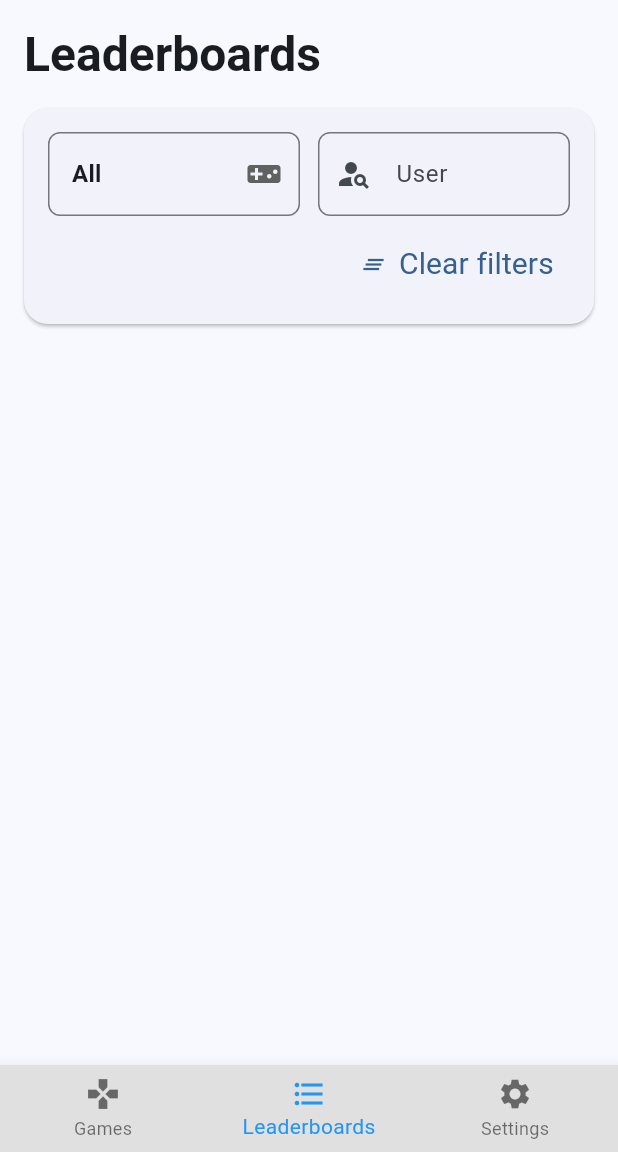
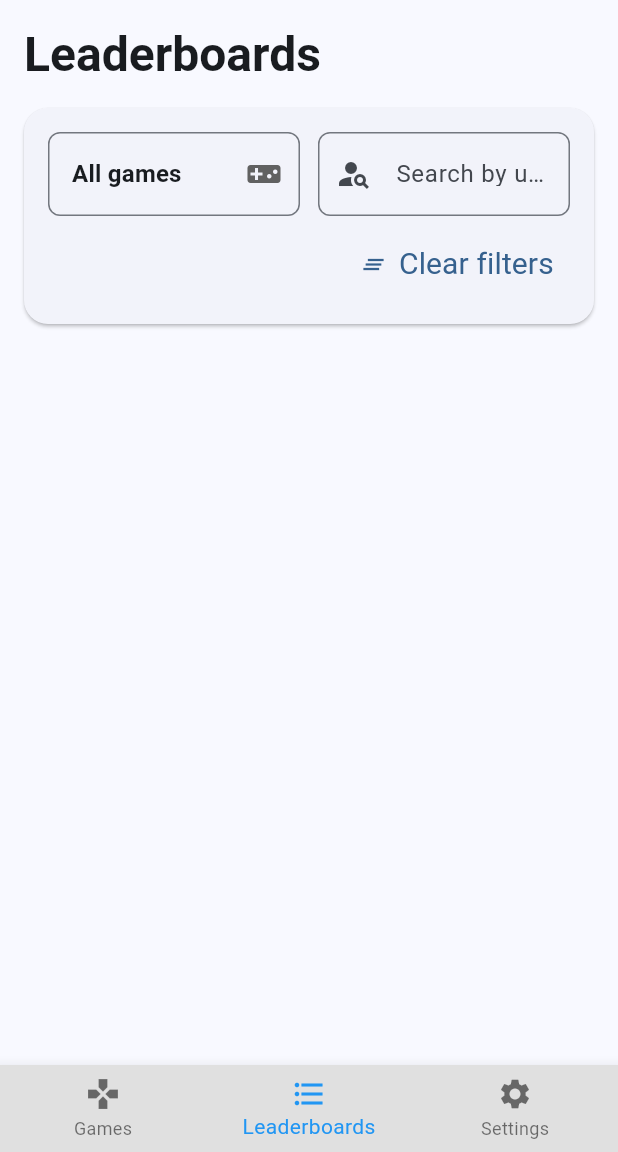
Before and after one commit to Dejana1202/mozgalica_mobilno_racunarstvo, a Flutter app: the screen it shows after launch, item 2 of the bottom bar chosen, on a phone screen of 412 x 824 dp, the part 84-1236 px from its top. Run offline on Flutter 3.47's test engine with Material 3 defaults, Android fonts, the phone set to English and light mode, and no system bars; our stand-ins replace flutter_svg, shared_preferences, sqflite; accounts and stored records are empty.

Commit message:
Game list localization on Leaderboards

```diff
--- /dev/null
+++ b/devtools_options.yaml
@@ -0,0 +1,3 @@
+description: This file stores settings for Dart & Flutter DevTools.
+documentation: https://docs.flutter.dev/tools/devtools/extensions#configure-extension-enablement-states
+extensions:
--- a/lib/l10n/app_en.arb
+++ b/lib/l10n/app_en.arb
@@ -23,5 +23,8 @@
   "playerName": "Player name",
   "nameHint": "This name will be shown in the game. Keep it short for best layout.",
   "gameRules": "Game Rules",
-  "rankingRules": "Ranking Rules"
+  "rankingRules": "Ranking Rules",
+  "allGames": "All games",
+  "searchByUser": "Search by user",
+  "gameWithTitle": "Game: {game}"
 }
--- a/lib/l10n/app_localizations.dart
+++ b/lib/l10n/app_localizations.dart
@@ -241,6 +241,24 @@ abstract class AppLocalizations {
   /// In en, this message translates to:
   /// **'Ranking Rules'**
   String get rankingRules;
+
+  /// No description provided for @allGames.
+  ///
+  /// In en, this message translates to:
+  /// **'All games'**
+  String get allGames;
+
+  /// No description provided for @searchByUser.
+  ///
+  /// In en, this message translates to:
+  /// **'Search by user'**
+  String get searchByUser;
+
+  /// No description provided for @gameWithTitle.
+  ///
+  /// In en, this message translates to:
+  /// **'Game: {game}'**
+  String gameWithTitle(Object game);
 }
 
 class _AppLocalizationsDelegate
--- a/lib/l10n/app_localizations_en.dart
+++ b/lib/l10n/app_localizations_en.dart
@@ -88,4 +88,15 @@ class AppLocalizationsEn extends AppLocalizations {
 
   @override
   String get rankingRules => 'Ranking Rules';
+
+  @override
+  String get allGames => 'All games';
+
+  @override
+  String get searchByUser => 'Search by user';
+
+  @override
+  String gameWithTitle(Object game) {
+    return 'Game: $game';
+  }
 }
--- a/lib/l10n/app_sr.arb
+++ b/lib/l10n/app_sr.arb
@@ -23,5 +23,8 @@
   "playerName": "Ime igrača",
   "nameHint": "Ovo ime će se prikazati u igri. Ostavite kratko za najbolji izgled.",
   "gameRules": "Pravila igre",
-  "rankingRules": "Pravila rangiranja"
+  "rankingRules": "Pravila rangiranja",
+  "allGames": "Sve igre",
+  "searchByUser": "Pretraži po korisniku",
+  "gameWithTitle": "Igra: {game}"
 }
--- a/lib/view/leaderboards_page.dart
+++ b/lib/view/leaderboards_page.dart
@@ -2,6 +2,7 @@ import 'package:flutter/material.dart';
 import 'package:mozgalica/l10n/app_localizations.dart';
 import 'package:mozgalica/model/game_result.dart';
 import 'package:mozgalica/service/game_service.dart';
+import 'package:mozgalica/service/localization_service.dart';
 import 'package:mozgalica/view/game_result_list_item.dart';
 
 class LeaderboardsPage extends StatefulWidget {
@@ -112,17 +113,17 @@ class _LeaderboardsPageState extends State<LeaderboardsPage> {
                         items: [
                           DropdownMenuItem(
                             value: GameService.ttt.id,
-                            child: Text(GameService.ttt.title),
+                            child: Text(GameLocalizationService.getLocalizedTitle(context, GameService.ttt))
                           ),
                           DropdownMenuItem(
                             value: GameService.memory.id,
-                            child: Text(GameService.memory.title),
+                            child: Text(GameLocalizationService.getLocalizedTitle(context, GameService.memory)),
                           ),
                           DropdownMenuItem(
                             value: GameService.mathQuiz.id,
-                            child: Text(GameService.mathQuiz.title),
+                            child: Text(GameLocalizationService.getLocalizedTitle(context, GameService.mathQuiz)),
                           ),
-                          DropdownMenuItem(value: "", child: Text("All")),
+                          DropdownMenuItem(value: "", child: Text(AppLocalizations.of(context)!.allGames)),
                         ],
                         onChanged: (value) {
                           gameIdFilter = value ?? "";
@@ -138,8 +139,8 @@ class _LeaderboardsPageState extends State<LeaderboardsPage> {
                         controller: userSearchController,
                         textInputAction: TextInputAction.search,
                         decoration: InputDecoration(
-                          hintText: 'Search by user',
-                          labelText: 'User',
+                          hintText: AppLocalizations.of(context)!.searchByUser,
+                          labelText: AppLocalizations.of(context)!.searchByUser,
                           prefixIcon: const Icon(Icons.person_search),
                           border: OutlineInputBorder(
                             borderRadius: BorderRadius.circular(8),
@@ -159,8 +160,20 @@ class _LeaderboardsPageState extends State<LeaderboardsPage> {
                     if (gameIdFilter.trim().isNotEmpty)
                       Padding(
                         padding: const EdgeInsets.only(right: 8.0),
-                        child: Chip(label: Text('Game: $gameIdFilter')),
+                        //child: Chip(label: Text('Game: $gameIdFilter')),
+                        child: Builder(
+                          builder: (context) {
+                          final game = GameService.getAvailableGames()
+                                .firstWhere((g) => g.id == gameIdFilter);
+
+                          final labelText = AppLocalizations.of(context)!
+                                .gameWithTitle( // "Game: {game}" iz ARB fajla
+                                  GameLocalizationService.getLocalizedTitle(context, game),
+                                );
+                          return Chip(label: Text(labelText));
+                        },
                       ),
+                     ),
                     if (userSearchController.text.trim().isNotEmpty)
                       Padding(
                         padding: const EdgeInsets.only(right: 8.0),
```
Also changed, not shown: lib/l10n/app_localizations_sr.dart (+11 -0 lines), lib/view/game_result_list_item.dart (+21 -1 lines).
